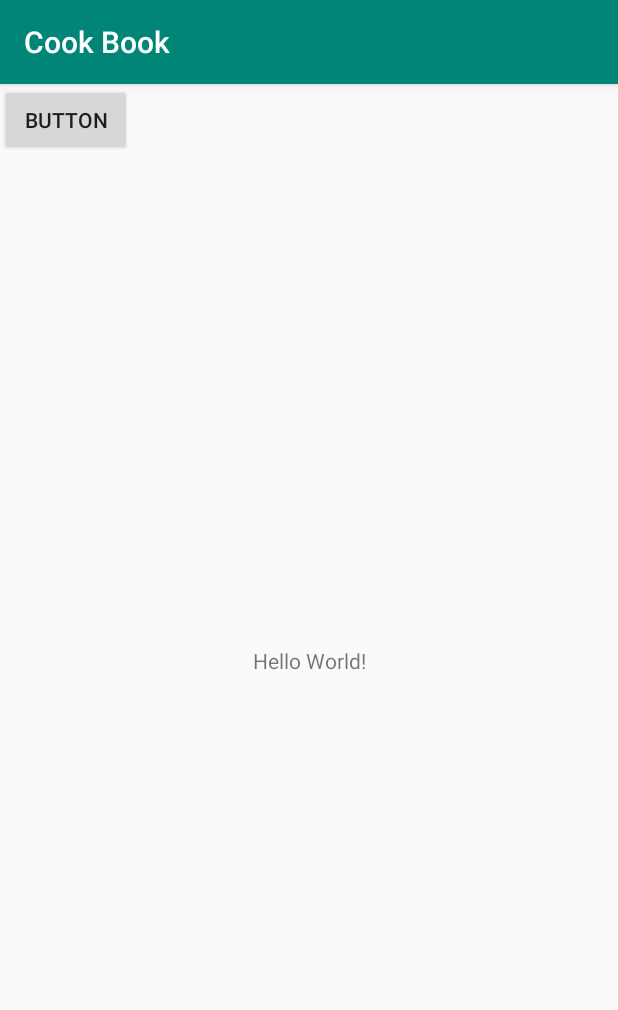
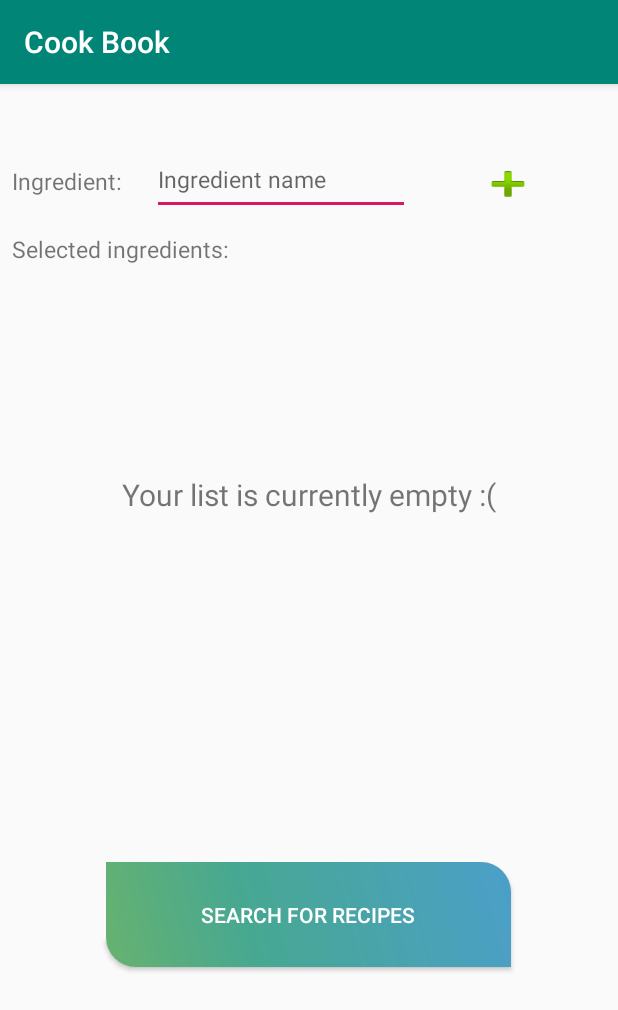
Before and after one commit to HristijanAnastasovski/CookBook, an Android app: the screen it shows after launch (MainActivity before the commit, SearchActivity after it), after a tap on "SEARCH FOR RECIPES", on a phone screen of 412 x 824 dp. Shown: the top 1010 px of the screen. Run offline under Robolectric (Android 15) with nearby library versions, the phone set to English and light mode, and no system bars.

Commit message:
Added new fully functional SearchActivity for ingredients addition

```diff
--- a/app/src/main/AndroidManifest.xml
+++ b/app/src/main/AndroidManifest.xml
@@ -12,9 +12,6 @@
         android:supportsRtl="true"
         android:theme="@style/AppTheme">
         <activity android:name=".ListActivity"></activity>
-        <activity android:name=".MainActivity">
-
-        </activity>
         <activity android:name=".RecipeDetailsActivity"></activity>
         <activity android:name=".MainMenuActivity">
             <intent-filter>
@@ -23,6 +20,7 @@
                 <category android:name="android.intent.category.LAUNCHER" />
             </intent-filter>
         </activity>
+        <activity android:name=".SearchActivity"></activity>
     </application>
 
 
--- a/app/src/main/java/com/example/mobilniproekt/MainActivity.java
+++ /dev/null
@@ -1,29 +0,0 @@
-package com.example.mobilniproekt;
-
-import android.content.Context;
-import android.content.Intent;
-import android.support.v7.app.AppCompatActivity;
-import android.os.Bundle;
-import android.view.View;
-import android.widget.Button;
-
-public class MainActivity extends AppCompatActivity {
-
-    @Override
-    protected void onCreate(Bundle savedInstanceState) {
-        super.onCreate(savedInstanceState);
-        setContentView(R.layout.activity_main);
-
-        Button button=(Button) findViewById(R.id.button);
-        final Context context=getApplicationContext();
-        button.setOnClickListener(new View.OnClickListener() {
-            @Override
-            public void onClick(View v) {
-                Intent intent=new Intent(context, ListActivity.class);
-                startActivity(intent);
-            }
-        });
-
-
-    }
-}
--- a/app/src/main/java/com/example/mobilniproekt/MainMenuActivity.java
+++ b/app/src/main/java/com/example/mobilniproekt/MainMenuActivity.java
@@ -23,7 +23,7 @@ public class MainMenuActivity extends AppCompatActivity {
         btnToSearch.setOnClickListener(new View.OnClickListener() {
             @Override
             public void onClick(View v) {
-                Intent intentToSearch = new Intent(MainMenuActivity.this,MainActivity.class);
+                Intent intentToSearch = new Intent(MainMenuActivity.this,SearchActivity.class);
                 startActivity(intentToSearch);
             }
         });
--- /dev/null
+++ b/app/src/main/java/com/example/mobilniproekt/SearchActivity.java
@@ -0,0 +1,128 @@
+package com.example.mobilniproekt;
+
+import android.content.Context;
+import android.content.Intent;
+import android.inputmethodservice.Keyboard;
+import android.os.Bundle;
+import android.support.v7.app.AppCompatActivity;
+import android.support.v7.widget.LinearLayoutManager;
+import android.support.v7.widget.RecyclerView;
+import android.view.KeyEvent;
+import android.view.View;
+import android.view.WindowManager;
+import android.view.inputmethod.InputMethodManager;
+import android.widget.Button;
+import android.widget.EditText;
+import android.widget.TextView;
+import android.widget.Toast;
+
+import com.example.mobilniproekt.adapters.IngredientsAdapter;
+import com.example.mobilniproekt.adapters.IngredientsSelectionAdapter;
+
+import java.util.ArrayList;
+import java.util.List;
+
+public class SearchActivity extends AppCompatActivity {
+
+    private RecyclerView recyclerView;
+    private IngredientsSelectionAdapter ingredientsSelectionAdapter;
+    private LinearLayoutManager linearLayoutManager;
+    private EditText ingredientName;
+    private Button addIngredient;
+    private List<String> ingredientsList;
+    private TextView currentlyEmptyText;
+    private Button searchForRecipesButton;
+
+    protected void onCreate(Bundle savedInstanceState) {
+        super.onCreate(savedInstanceState);
+        setContentView(R.layout.search_ingredients_menu);
+        listInit();
+        ingredientsList= new ArrayList<>();
+        ingredientName = findViewById(R.id.ingredientNameEditText);
+        addIngredient=findViewById(R.id.ingredientAddButton);
+        currentlyEmptyText = findViewById(R.id.currentlyEmptyTextView);
+        searchForRecipesButton = findViewById(R.id.searchForRecipesButton);
+
+        ingredientName.setOnKeyListener(new View.OnKeyListener() {
+            public boolean onKey(View v, int keyCode, KeyEvent event) {
+                // If the event is a key-down event on the "enter" button
+                if ((event.getAction() == KeyEvent.ACTION_DOWN) &&
+                        (keyCode == KeyEvent.KEYCODE_ENTER)) {
+                    // Perform action on key press
+                    addIngredientToList();
+                    return true;
+                }
+                return false;
+            }
+        });
+
+        addIngredient.setOnClickListener(new View.OnClickListener() {
+            @Override
+            public void onClick(View v) {
+                addIngredientToList();
+            }
+        });
+
+        searchForRecipesButton.setOnClickListener(new View.OnClickListener() {
+            @Override
+            public void onClick(View v) {
+                if(ingredientsSelectionAdapter.getIngredients().size()>0)
+                {
+                    List <String> ingredients = new ArrayList<>(ingredientsSelectionAdapter.getIngredients());
+                    StringBuilder sb= new StringBuilder();
+                    for(int i=0;i<ingredients.size();i++)
+                    {
+                        sb.append(ingredients.get(i));
+                        if(i+1<ingredients.size())
+                        sb.append(",");
+                    }
+                    Intent intent=new Intent(SearchActivity.this, ListActivity.class);
+                    intent.putExtra(SearchActivity.this.getString(R.string.queryString),sb.toString());
+                    startActivity(intent);
+
+
+                }
+                else
+                    Toast.makeText(SearchActivity.this,"Please add at least one ingredient before searching!",Toast.LENGTH_LONG).show();
+            }
+        });
+
+
+
+    }
+
+
+
+    public void addIngredientToList()
+    {
+        if(!ingredientName.getText().toString().isEmpty())
+        {
+            ingredientsSelectionAdapter.updateData(ingredientName.getText().toString());
+            currentlyEmptyText.setVisibility(View.INVISIBLE);
+            ingredientName.setText("");
+            hideKeyboard();
+
+
+        }
+    }
+
+    public void hideKeyboard()
+    {
+        View view = this.getCurrentFocus();
+        if(view!=null)
+        {
+            InputMethodManager imm = (InputMethodManager) getSystemService(Context.INPUT_METHOD_SERVICE);
+            imm.hideSoftInputFromWindow(view.getWindowToken(),0);
+        }
+    }
+
+    private void listInit()
+    {
+        recyclerView=findViewById(R.id.recyclerViewSelectedIngredients);
+        ingredientsSelectionAdapter=new IngredientsSelectionAdapter(SearchActivity.this);
+        linearLayoutManager = new LinearLayoutManager(this);
+        recyclerView.setLayoutManager(linearLayoutManager);
+        recyclerView.setAdapter(ingredientsSelectionAdapter);
+
+    }
+}
--- /dev/null
+++ b/app/src/main/java/com/example/mobilniproekt/adapters/IngredientsSelectionAdapter.java
@@ -0,0 +1,94 @@
+package com.example.mobilniproekt.adapters;
+
+import android.content.Context;
+import android.support.v7.widget.RecyclerView;
+import android.view.LayoutInflater;
+import android.view.View;
+import android.view.ViewGroup;
+import android.widget.Button;
+import android.widget.TextView;
+
+import com.example.mobilniproekt.R;
+
+import java.util.ArrayList;
+import java.util.Collections;
+import java.util.List;
+
+public class IngredientsSelectionAdapter extends RecyclerView.Adapter<IngredientsSelectionAdapter.ViewHolder> {
+
+    private List<String> ingredients;
+    private Context context;
+    public IngredientsSelectionAdapter (Context context) {
+        this.context=context;
+        this.ingredients = new ArrayList<>();
+    }
+
+    public List<String> getIngredients() {
+        return ingredients;
+    }
+
+
+
+    @Override
+    public ViewHolder onCreateViewHolder(ViewGroup parent, int viewType) {
+
+        View v  = LayoutInflater.from(parent.getContext()).inflate(R.layout.selected_ingredients_item, parent, false);
+        ViewHolder vh = new ViewHolder(v);
+        return vh;
+    }
+
+
+    @Override
+    public void onBindViewHolder(ViewHolder holder, final int position) {
+        holder.bind(ingredients.get(position));
+    }
+
+
+    @Override
+    public int getItemCount() {
+        if(ingredients!=null)
+            return ingredients.size();
+        return 0;
+    }
+
+    public void delete(int position) { //removes the row
+        ingredients.remove(position);
+        notifyItemRemoved(position);
+    }
+
+    public void updateData(String data) {
+        this.ingredients.add(data);
+        notifyDataSetChanged();
+
+    }
+
+
+
+    public class ViewHolder extends RecyclerView.ViewHolder implements View.OnClickListener {
+
+        TextView ingredientsTextView;
+        Button deleteButton;
+
+
+        public ViewHolder(View itemView) {
+            super(itemView);
+            ingredientsTextView = (TextView) itemView.findViewById(R.id.selectedIngredientTextView);
+
+            deleteButton = (Button) itemView.findViewById(R.id.deleteSelectedIngredientButton);
+
+            deleteButton.setOnClickListener(this); //button onclick listener
+
+
+
+        }
+
+        public void bind(String s) {
+            ingredientsTextView.setText(s);
+        }
+
+        @Override
+        public void onClick(View v) {
+            delete(getAdapterPosition()); //calls the method above to delete
+        }
+    }
+}
--- a/app/src/main/java/com/example/mobilniproekt/retrofit/GetDataService.java
+++ b/app/src/main/java/com/example/mobilniproekt/retrofit/GetDataService.java
@@ -11,13 +11,13 @@ import retrofit2.http.Query;
 
 public interface GetDataService {
 
-    @GET("/api/search?key=a7e55d14ff46b7a9b3f39aa49679bddf&q=milk,eggs")
-    Call<Recipes> getRecipes();
+    @GET("/api/search?key=1df1cc7a6a7945c6b7522d82d148810c&")
+    Call<Recipes> getRecipes(@Query("q") String q);
 
     // 1 api: 1df1cc7a6a7945c6b7522d82d148810c
     // 2 api: a7e55d14ff46b7a9b3f39aa49679bddf
 
-    @GET("/api/get?key=a7e55d14ff46b7a9b3f39aa49679bddf&")
+    @GET("/api/get?key=1df1cc7a6a7945c6b7522d82d148810c&")
     Call<RecipeDetailsWrapper> getRecipeDetail(@Query("rId") String rId);
 
 
--- a/app/src/main/res/layout/activity_card_view.xml
+++ b/app/src/main/res/layout/activity_card_view.xml
@@ -1,10 +1,9 @@
 <?xml version="1.0" encoding="utf-8"?>
 <android.support.constraint.ConstraintLayout xmlns:android="http://schemas.android.com/apk/res/android"
     xmlns:app="http://schemas.android.com/apk/res-auto"
+    xmlns:tools="http://schemas.android.com/tools"
     android:layout_width="match_parent"
     android:layout_height="match_parent">
-
-
 
 
     <android.support.v7.widget.RecyclerView
@@ -12,7 +11,8 @@
         android:layout_width="match_parent"
         android:layout_height="wrap_content"
         android:scrollbars="vertical"
-        ></android.support.v7.widget.RecyclerView>
+        app:layout_constraintTop_toTopOf="parent"
+        tools:layout_editor_absoluteX="0dp"></android.support.v7.widget.RecyclerView>
 
 
 </android.support.constraint.ConstraintLayout>
--- /dev/null
+++ b/app/src/main/res/layout/search_ingredients_menu.xml
@@ -0,0 +1,121 @@
+<?xml version="1.0" encoding="utf-8"?>
+<android.support.constraint.ConstraintLayout
+    xmlns:android="http://schemas.android.com/apk/res/android"
+    xmlns:app="http://schemas.android.com/apk/res-auto"
+    xmlns:tools="http://schemas.android.com/tools"
+    android:layout_width="match_parent"
+    android:layout_height="match_parent">
+
+    <TextView
+        android:id="@+id/selectedIngredientsText"
+        android:layout_width="wrap_content"
+        android:layout_height="30dp"
+        android:layout_marginStart="8dp"
+        android:layout_marginLeft="8dp"
+        android:layout_marginTop="8dp"
+        android:layout_marginBottom="8dp"
+        android:text="@string/selectedIngredients"
+        android:textSize="15sp"
+        app:layout_constraintBottom_toTopOf="@+id/recyclerViewSelectedIngredients"
+        app:layout_constraintStart_toStartOf="parent"
+
+        app:layout_constraintTop_toBottomOf="@+id/ingredientText"
+        app:layout_constraintVertical_bias="0.956" />
+
+    <TextView
+        android:id="@+id/ingredientText"
+        android:layout_width="wrap_content"
+        android:layout_height="30dp"
+        android:layout_marginStart="8dp"
+        android:layout_marginLeft="8dp"
+        android:layout_marginTop="8dp"
+        android:layout_marginBottom="8dp"
+        android:text="@string/ingredient"
+        android:textSize="15sp"
+        app:layout_constraintBottom_toTopOf="@+id/recyclerViewSelectedIngredients"
+        app:layout_constraintStart_toStartOf="parent"
+        app:layout_constraintTop_toTopOf="parent" />
+
+    <EditText
+        android:id="@+id/ingredientNameEditText"
+        android:layout_width="172dp"
+        android:layout_height="47dp"
+        android:layout_marginLeft="20dp"
+        android:layout_marginTop="40dp"
+        android:ems="10"
+        android:textSize="15sp"
+        android:hint="Ingredient name"
+        android:inputType="textPersonName"
+        app:layout_constraintStart_toEndOf="@id/ingredientText"
+        app:layout_constraintTop_toTopOf="parent" />
+
+    <Button
+        android:id="@+id/ingredientAddButton"
+        android:layout_width="40dp"
+        android:layout_height="32dp"
+        android:layout_marginTop="3dp"
+        android:layout_marginEnd="8dp"
+        android:layout_marginRight="8dp"
+
+        android:layout_marginBottom="8dp"
+        android:background="@android:drawable/ic_input_add"
+        app:layout_constraintBottom_toTopOf="@+id/recyclerViewSelectedIngredients"
+        app:layout_constraintEnd_toEndOf="parent"
+        app:layout_constraintStart_toEndOf="@id/ingredientNameEditText"
+        app:layout_constraintTop_toTopOf="parent" />
+
+
+
+
+
+    <android.support.v7.widget.RecyclerView
+        android:id="@+id/recyclerViewSelectedIngredients"
+        android:layout_width="match_parent"
+        android:layout_height="280sp"
+        android:layout_marginTop="50dp"
+        android:scrollbarAlwaysDrawVerticalTrack="true"
+        android:scrollbars="vertical"
+
+        app:layout_constraintTop_toBottomOf="@+id/ingredientNameEditText"
+
+
+        tools:layout_editor_absoluteX="0dp"></android.support.v7.widget.RecyclerView>
+
+
+
+
+
+    <TextView
+        android:id="@+id/currentlyEmptyTextView"
+        android:layout_width="wrap_content"
+        android:layout_height="wrap_content"
+        android:layout_marginStart="8dp"
+        android:layout_marginLeft="8dp"
+        android:layout_marginEnd="8dp"
+        android:layout_marginRight="8dp"
+        android:layout_marginBottom="8dp"
+        android:text="@string/listCurrentlyEmpty"
+        android:textSize="20sp"
+        app:layout_constraintBottom_toBottomOf="@+id/recyclerViewSelectedIngredients"
+        app:layout_constraintEnd_toEndOf="@+id/recyclerViewSelectedIngredients"
+        app:layout_constraintStart_toStartOf="parent"
+        app:layout_constraintTop_toTopOf="@+id/recyclerViewSelectedIngredients" />
+
+    <Button
+        android:id="@+id/searchForRecipesButton"
+        android:layout_width="wrap_content"
+        android:layout_height="wrap_content"
+
+
+        android:background="@drawable/full_recipe_button"
+        android:text="Search for recipes"
+        android:textColor="#FFFFFF"
+        app:layout_constraintBottom_toBottomOf="parent"
+        app:layout_constraintHorizontal_bias="0.496"
+        app:layout_constraintLeft_toLeftOf="parent"
+        app:layout_constraintRight_toRightOf="parent"
+        app:layout_constraintTop_toBottomOf="@+id/recyclerViewSelectedIngredients"
+        app:layout_constraintVertical_bias="0.36" />
+
+
+</android.support.constraint.ConstraintLayout>
--- a/app/src/main/res/values/strings.xml
+++ b/app/src/main/res/values/strings.xml
@@ -5,6 +5,10 @@
     <string name="main_menu_to_favorites">MY FAVORITE RECIPES</string>
     <string name="main_menu_to_about">ABOUT US</string>
     <string name="main_menu_to_exit">EXIT</string>
-
+    <string name="ingredient">Ingredient: </string>
+    <string name="searchBy">Search by:</string>
+    <string name="selectedIngredients">Selected ingredients:</string>
+    <string name="listCurrentlyEmpty">Your list is currently empty :(</string>
+    <string name="queryString">QueryString</string>
 
 </resources>
```
Also changed, not shown: app/src/main/java/com/example/mobilniproekt/ListActivity.java (+25 -19 lines), app/src/main/java/com/example/mobilniproekt/adapters/viewholders/CardItemViewHolder.java (+4 -3 lines), app/src/main/res/layout/card_view_item.xml (+4 -6 lines), app/src/main/res/layout/selected_ingredients_item.xml (added, +54 -0 lines).
